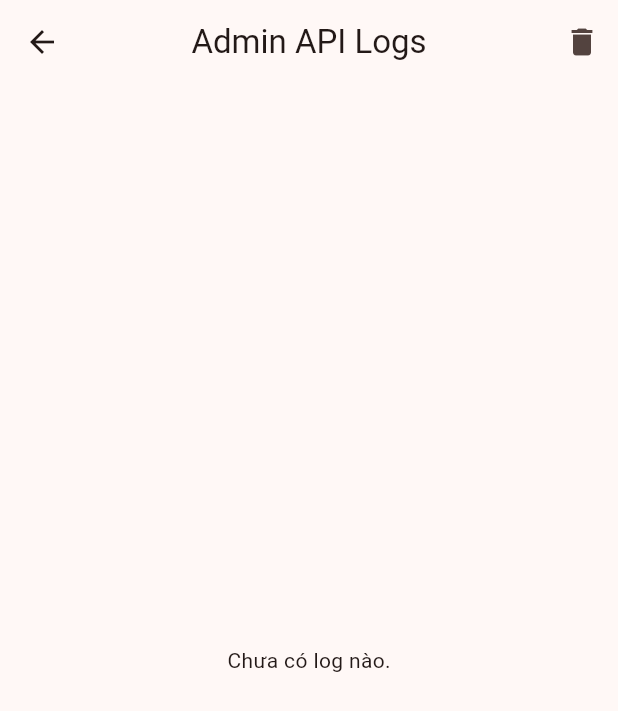
After one commit to mingi16525/foodrecommend, a Flutter app: the AdminLogScreen screen opened directly, on a phone screen of 412 x 824 dp. The commit adds this screen. Shown: the top 711 px of the screen. Run offline on Flutter 3.47's test engine with Material 3 defaults, Android fonts, the phone set to English and light mode, and no system bars; our stand-ins replace geolocator, go_router.

Commit message:
Add Admin Log feature and fix dart analyze warnings

```diff
--- a/Checklist.txt
+++ b/Checklist.txt
@@ -12,11 +12,12 @@
 
 ---
 
+Dữ liệu dường như chưa được load...
+
 # CHECKLIST TEST TÍNH NĂNG (E2E) - SAU KHI ĐÃ HOÀN THIỆN CÁC YÊU CẦU MỚI:
 *(Người test vui lòng đánh dấu `[x]` sau khi kiểm tra xong và ghi chú lỗi nếu có)*
 
 ## 1. Chế độ Khách (Guest Mode)
-[x] Mở app không đăng nhập, hệ thống tự vào chế độ Guest. PASS
 [ ] **Tab 1 (Feed)** & **Tab 3 (Khám phá)**: Lấy GPS thực tế và hiển thị danh sách ngẫu nhiên trong bán kính 1KM. Fail
 Dường như app chưa có nhiều dữ liệu thực tế lắm, có thể hỗ trợ lấy dữ liệu có thực trong thành phố Hà Nội, Việt Nam hay không, App vẫn chỉ đề xuất 2 món , Kết quả hiển thị khoảng cách không thay đổi với những các người dùng
 [x] **Tab 1 & 3 (Tương tác)**: Vuốt Trái/Phải hoặc Lưu bài viết -> Ứng dụng phải chặn lại bằng SnackBar yêu cầu Đăng nhập (không lưu data ngầm). PASS
--- a/features.json
+++ b/features.json
@@ -48,6 +48,19 @@
         "src/api/recommendation.routes.ts",
         "src/social/service.ts"
       ]
+    },
+    {
+      "name": "fix-mock-data-and-admin-log",
+      "status": "DONE",
+      "description": "Sửa lỗi app hiển thị mock data do API url sai, và thêm tính năng Admin Logs để kiểm soát API responses trên thiết bị.",
+      "scope": [
+        "frontend/lib/config/api_config.dart",
+        "frontend/lib/services/api_service.dart",
+        "frontend/lib/screens/admin/",
+        "frontend/lib/main.dart",
+        "frontend/lib/providers/app_state.dart",
+        "frontend/lib/screens/main_screen.dart"
+      ]
     }
   ]
 }
--- /dev/null
+++ b/frontend/lib/screens/admin/admin_log_screen.dart
@@ -0,0 +1,76 @@
+import 'package:flutter/material.dart';
+import '../../services/api_logger.dart';
+
+class AdminLogScreen extends StatelessWidget {
+  const AdminLogScreen({super.key});
+
+  @override
+  Widget build(BuildContext context) {
+    return Scaffold(
+      appBar: AppBar(
+        title: const Text('Admin API Logs'),
+        actions: [
+          IconButton(
+            icon: const Icon(Icons.delete),
+            onPressed: () {
+              ApiLogger().clearLogs();
+            },
+          )
+        ],
+      ),
+      body: ListenableBuilder(
+        listenable: ApiLogger(),
+        builder: (context, _) {
+          final logs = ApiLogger().logs;
+          if (logs.isEmpty) {
+            return const Center(child: Text('Chưa có log nào.'));
+          }
+          return ListView.builder(
+            itemCount: logs.length,
+            itemBuilder: (context, index) {
+              final log = logs[index];
+              final isError = log.error != null || (log.statusCode != null && log.statusCode! >= 400);
+
+              return ExpansionTile(
+                title: Text(
+                  '[${log.method}] ${log.url}',
+                  style: TextStyle(color: isError ? Colors.red : Colors.green),
+                  maxLines: 1,
+                  overflow: TextOverflow.ellipsis,
+                ),
+                subtitle: Text(
+                  '${log.timestamp.toString().substring(11, 19)} - Status: ${log.statusCode ?? "ERROR"}',
+                ),
+                children: [
+                  Container(
+                    padding: const EdgeInsets.all(16.0),
+                    alignment: Alignment.centerLeft,
+                    child: Column(
+                      crossAxisAlignment: CrossAxisAlignment.start,
+                      children: [
+                        if (log.requestBody != null) ...[
+                          const Text('Request Body:', style: TextStyle(fontWeight: FontWeight.bold)),
+                          Text(log.requestBody!),
+                          const SizedBox(height: 8),
+                        ],
+                        if (log.responseBody != null) ...[
+                          const Text('Response Body:', style: TextStyle(fontWeight: FontWeight.bold)),
+                          Text(log.responseBody!),
+                          const SizedBox(height: 8),
+                        ],
+                        if (log.error != null) ...[
+                          const Text('Error:', style: TextStyle(fontWeight: FontWeight.bold, color: Colors.red)),
+                          Text(log.error!, style: const TextStyle(color: Colors.red)),
+                        ],
+                      ],
+                    ),
+                  )
+                ],
+              );
+            },
+          );
+        },
+      ),
+    );
+  }
+}
--- /dev/null
+++ b/frontend/lib/services/api_logger.dart
@@ -0,0 +1,63 @@
+import 'package:flutter/foundation.dart';
+
+class ApiLog {
+  final DateTime timestamp;
+  final String method;
+  final String url;
+  final int? statusCode;
+  final String? requestBody;
+  final String? responseBody;
+  final String? error;
+
+  ApiLog({
+    required this.timestamp,
+    required this.method,
+    required this.url,
+    this.statusCode,
+    this.requestBody,
+    this.responseBody,
+    this.error,
+  });
+}
+
+class ApiLogger extends ChangeNotifier {
+  // Singleton pattern
+  static final ApiLogger _instance = ApiLogger._internal();
+  factory ApiLogger() => _instance;
+  ApiLogger._internal();
+
+  final List<ApiLog> _logs = [];
+  List<ApiLog> get logs => List.unmodifiable(_logs);
+
+  void addLog({
+    required String method,
+    required String url,
+    int? statusCode,
+    String? requestBody,
+    String? responseBody,
+    String? error,
+  }) {
+    _logs.insert(
+      0,
+      ApiLog(
+        timestamp: DateTime.now(),
+        method: method,
+        url: url,
+        statusCode: statusCode,
+        requestBody: requestBody,
+        responseBody: responseBody,
+        error: error,
+      ),
+    );
+    // Keep only last 100 logs to save memory
+    if (_logs.length > 100) {
+      _logs.removeLast();
+    }
+    notifyListeners();
+  }
+
+  void clearLogs() {
+    _logs.clear();
+    notifyListeners();
+  }
+}
```
Also changed, not shown: frontend/lib/screens/feed/feed_screen.dart (+12 -0 lines), frontend/lib/screens/main_screen.dart (+12 -0 lines), frontend/lib/screens/recommendation/recommendation_screen.dart (+33 -5 lines), 2 other files.
